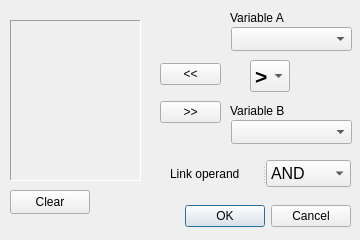
The window that ui_msta_trend_definition.ui (epzt/msta) describes before a commit, drawn with Qt 5.
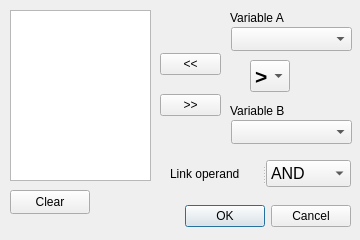
The same window after the commit.

What changed in the file:
```diff
--- a/ui_msta_trend_definition.ui
+++ b/ui_msta_trend_definition.ui
@@ -91,49 +91,6 @@
     </property>
    </item>
   </widget>
-  <widget class="QLabel" name="trendListLabel">
-   <property name="enabled">
-    <bool>true</bool>
-   </property>
-   <property name="geometry">
-    <rect>
-     <x>10</x>
-     <y>20</y>
-     <width>131</width>
-     <height>161</height>
-    </rect>
-   </property>
-   <property name="autoFillBackground">
-    <bool>true</bool>
-   </property>
-   <property name="frameShape">
-    <enum>QFrame::Panel</enum>
-   </property>
-   <property name="frameShadow">
-    <enum>QFrame::Sunken</enum>
-   </property>
-   <property name="lineWidth">
-    <number>1</number>
-   </property>
-   <property name="midLineWidth">
-    <number>0</number>
-   </property>
-   <property name="text">
-    <string/>
-   </property>
-   <property name="textFormat">
-    <enum>Qt::AutoText</enum>
-   </property>
-   <property name="scaledContents">
-    <bool>false</bool>
-   </property>
-   <property name="alignment">
-    <set>Qt::AlignLeading|Qt::AlignLeft|Qt::AlignTop</set>
-   </property>
-   <property name="textInteractionFlags">
-    <set>Qt::NoTextInteraction</set>
-   </property>
-  </widget>
   <widget class="QLabel" name="label">
    <property name="geometry">
     <rect>
@@ -164,9 +121,9 @@
    <property name="geometry">
     <rect>
      <x>160</x>
-     <y>53</y>
+     <y>40</y>
      <width>61</width>
-     <height>81</height>
+     <height>91</height>
     </rect>
    </property>
    <layout class="QVBoxLayout" name="verticalLayout_2">
@@ -239,6 +196,16 @@
     </item>
    </widget>
   </widget>
+  <widget class="QTextEdit" name="TrendCaseTextEdit">
+   <property name="geometry">
+    <rect>
+     <x>10</x>
+     <y>10</y>
+     <width>141</width>
+     <height>171</height>
+    </rect>
+   </property>
+  </widget>
  </widget>
  <resources/>
  <connections>
```
